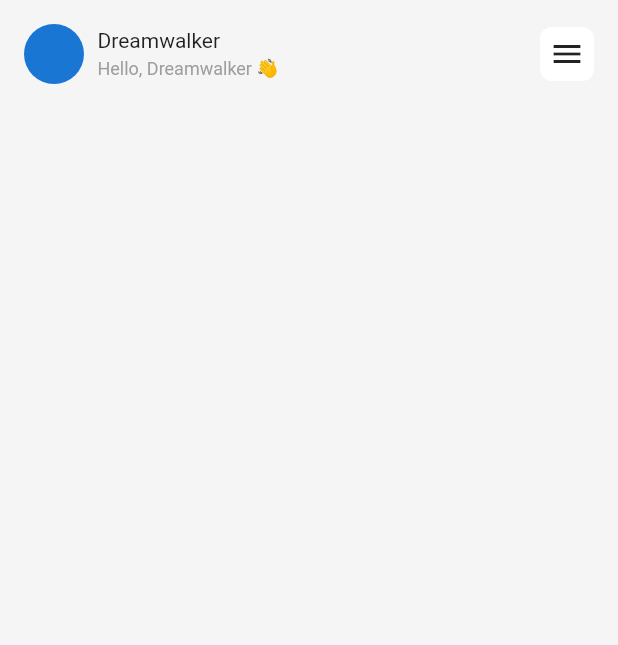
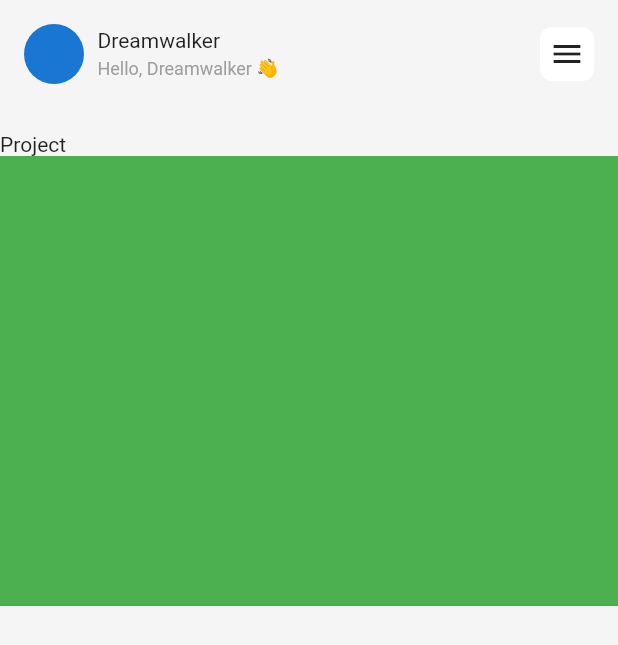
Before and after one commit to JAICHANGPARK/flutter_notebook_18th_story, a Flutter app: the screen it shows after launch, on a phone screen of 412 x 824 dp. Shown: the top 645 px of the screen. Run offline on Flutter 3.47's test engine with Material 2 defaults, Android fonts, the phone set to English and light mode, and no system bars; our stand-ins replace cached_network_image, flutter_lorem, flutter_riverpod, flutter_svg, freezed_annotation, go_router and 2 more.

Commit message:
Update task_management_main_page.dart

```diff
--- a/lib/ep1066_task_mng_app/src/ui/task_management_main_page.dart
+++ b/lib/ep1066_task_mng_app/src/ui/task_management_main_page.dart
@@ -20,14 +20,16 @@ class _TaskManagementMainPageState extends State<TaskManagementMainPage> {
               padding: const EdgeInsets.all(16.0),
               child: Row(
                 children: [
-                  CircleAvatar(),
+                  const CircleAvatar(),
                   Padding(
                     padding: const EdgeInsets.symmetric(horizontal: 9),
                     child: Column(
                       crossAxisAlignment: CrossAxisAlignment.start,
-                      children: [
+                      children: const [
                         Text("Dreamwalker"),
-                        SizedBox(height: 4,),
+                        SizedBox(
+                          height: 4,
+                        ),
                         Text(
                           "Hello, Dreamwalker 👋",
                           style: TextStyle(
@@ -38,15 +40,34 @@ class _TaskManagementMainPageState extends State<TaskManagementMainPage> {
                       ],
                     ),
                   ),
-                  Spacer(),
+                  const Spacer(),
                   Container(
-                    decoration: BoxDecoration(color: Colors.white, borderRadius: BorderRadius.circular(8)),
-                    padding: EdgeInsets.all(6),
-                    child: Icon(Icons.menu),
+                    decoration: BoxDecoration(
+                      color: Colors.white,
+                      borderRadius: BorderRadius.circular(8),
+                    ),
+                    padding: const EdgeInsets.all(6),
+                    child: const Icon(Icons.menu),
                   )
                 ],
               ),
-            )
+            ),
+            SizedBox(
+              height: 16,
+            ),
+            Expanded(
+                child: SingleChildScrollView(
+              child: Column(
+                crossAxisAlignment: CrossAxisAlignment.start,
+                children: [
+                  Text("Project"),
+                  Container(
+                    height: 300,
+                    decoration: BoxDecoration(color: Colors.green),
+                  ),
+                ],
+              ),
+            ))
           ],
         ),
       ),
```
